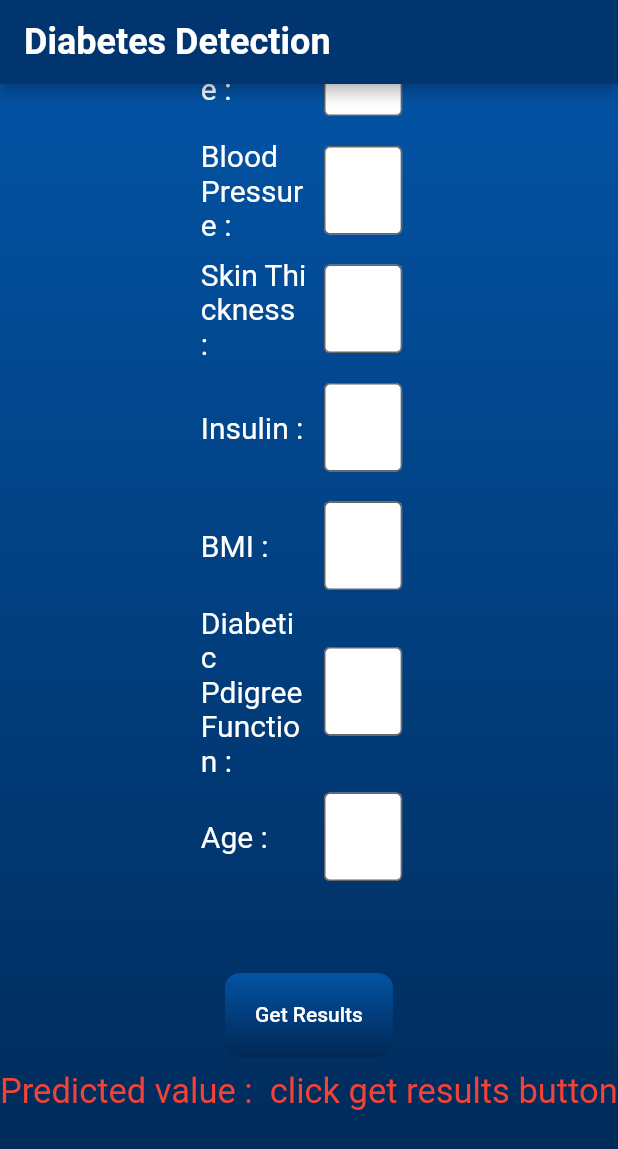
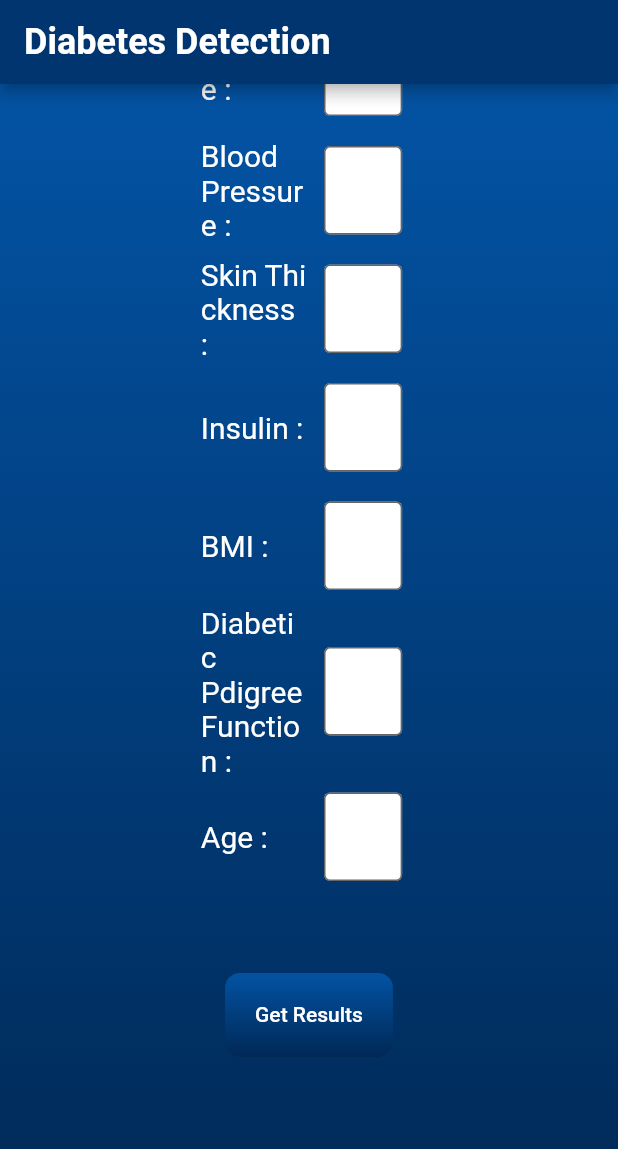
Before and after one commit to aryamanshrivastava/GlucoScan, a Flutter app: the screen it shows after launch, scrolled down 247 dp, on a phone screen of 412 x 824 dp. Shown: the top 1149 px of the screen. Run offline on Flutter 3.47's test engine with Material 2 defaults, Android fonts, the phone set to English and light mode, and no system bars; missing offline and left inert: tflite_flutter.

```diff
--- a/lib/form.dart
+++ b/lib/form.dart
@@ -25,7 +25,7 @@ class _FormScreenState extends State<FormScreen> {
   @override
   void initState() {
     super.initState();
-    predValue = "click get results button";
+    predValue = "";
   }
 
 Future<void> predData() async {
@@ -443,7 +443,7 @@ Future<void> predData() async {
                       ),
                     ),
                     Text(
-                      "Predicted value :  $predValue ",
+                      "$predValue ",
                       style: TextStyle(color: Colors.red, fontSize: 23),
                     ),
                     SizedBox(
```
Also changed, not shown: 1 other file.
